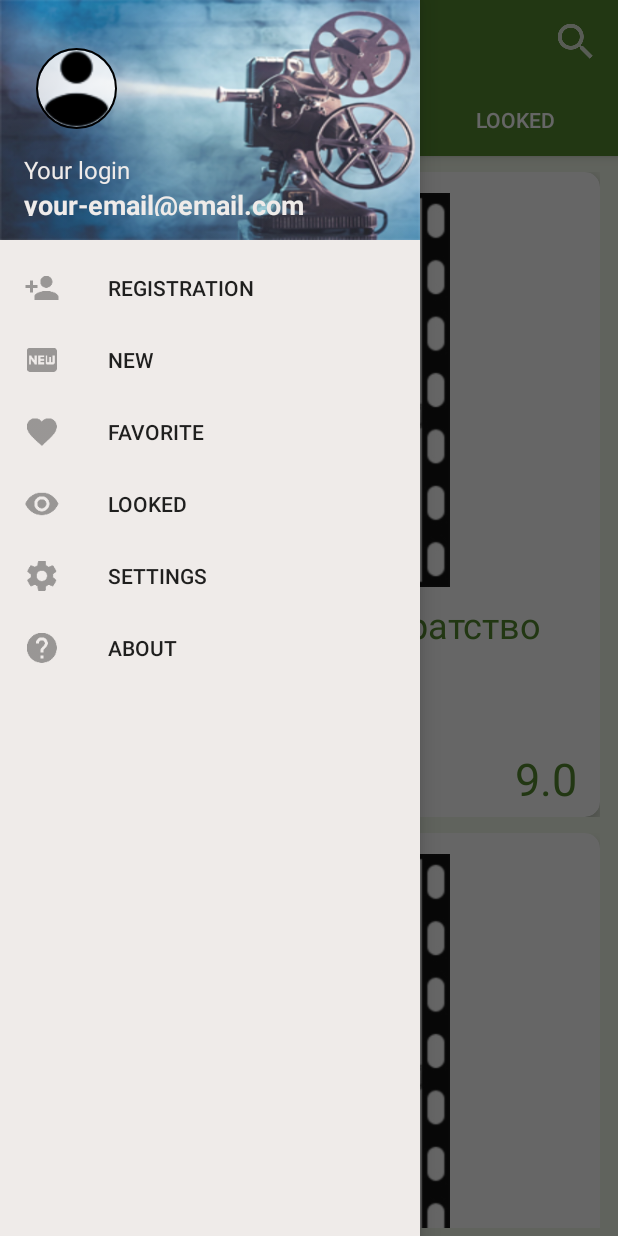
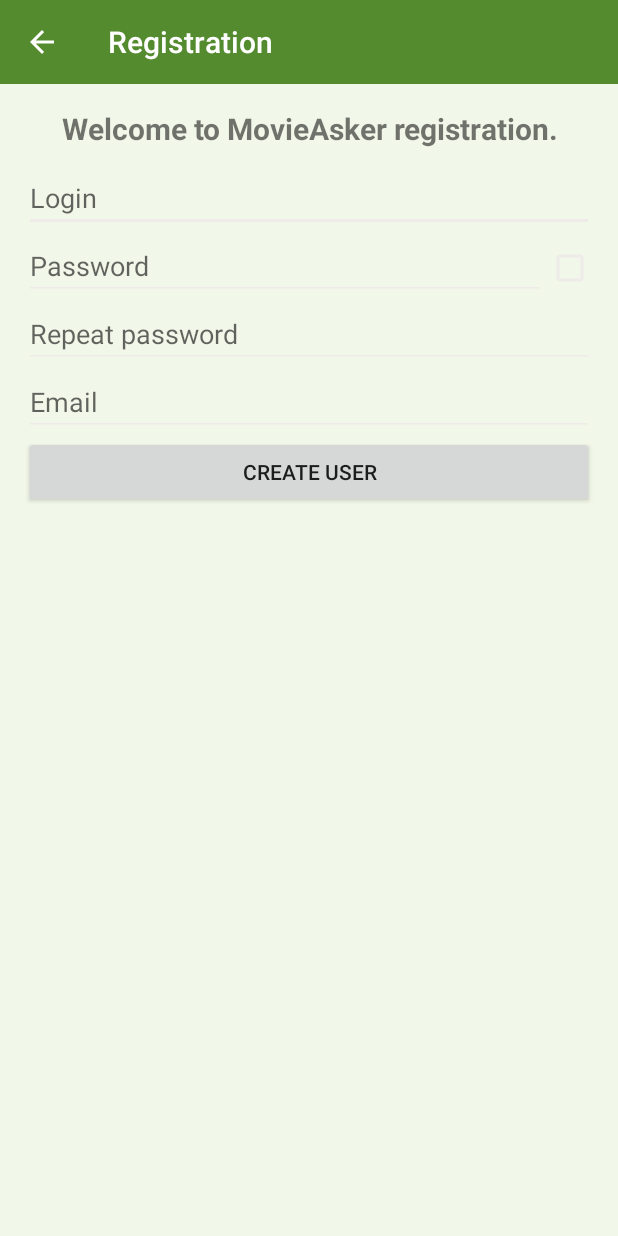
Before and after one commit to MarchenkoProjects/MovieAskerApplication, an Android app: the screen it shows after launch (MainActivity before the commit, RegistrationActivity after it), after a tap on "REGISTRATION", on a phone screen of 412 x 824 dp. Run offline under Robolectric (Android 15) with nearby library versions, the phone set to English and light mode, and no system bars; libraries missing offline, so code that uses them is left out: com.nostra13.universalimageloader, de.greenrobot.dao; 7 statements that could not run were skipped; 2 other taps on this screen came first.

Commit message:
Create Registration layout and activity.

```diff
--- a/app/src/main/AndroidManifest.xml
+++ b/app/src/main/AndroidManifest.xml
@@ -18,6 +18,12 @@
                 <category android:name="android.intent.category.LAUNCHER"/>
             </intent-filter>
         </activity>
+
+        <activity android:name=".activity.RegistrationActivity">
+            <meta-data
+                android:name="android.support.PARENT_ACTIVITY"
+                android:value=".activity.MainActivity" />
+        </activity>
     </application>
 
 </manifest>
--- a/app/src/main/java/mos/edu/client/movieasker/Constants.java
+++ b/app/src/main/java/mos/edu/client/movieasker/Constants.java
@@ -1,6 +1,10 @@
 package mos.edu.client.movieasker;
 
 public final class Constants {
+
+    public static final int NEW_TAB_POSITION = 0;
+    public static final int FAVORITE_TAB_POSITION = 1;
+    public static final int LOOKED_TAB_POSITION = 2;
 
     public static final class DATABASE {
         public static final String NAME = "movie_asker_db.db";
--- a/app/src/main/java/mos/edu/client/movieasker/ThisApplication.java
+++ b/app/src/main/java/mos/edu/client/movieasker/ThisApplication.java
@@ -53,7 +53,8 @@ public class ThisApplication extends Application {
                 .cacheOnDisk(true)
                 .build();
 
-        ImageLoaderConfiguration config = new ImageLoaderConfiguration.Builder(getApplicationContext())
+        ImageLoaderConfiguration config =
+                new ImageLoaderConfiguration.Builder(getApplicationContext())
                 .memoryCacheExtraOptions(R.dimen.poster_width, R.dimen.poster_height)
                 .threadPoolSize(3)
                 .threadPriority(Thread.MIN_PRIORITY + 2)
@@ -72,7 +73,8 @@ public class ThisApplication extends Application {
     }
 
     private void initDatabase() {
-        DaoMaster.DevOpenHelper helper = new DaoMaster.DevOpenHelper(this, Constants.DATABASE.NAME, null);
+        DaoMaster.DevOpenHelper helper =
+                new DaoMaster.DevOpenHelper(this, Constants.DATABASE.NAME, null);
         SQLiteDatabase db = helper.getWritableDatabase();
         DaoMaster master = new DaoMaster(db);
         session = master.newSession();
--- a/app/src/main/java/mos/edu/client/movieasker/activity/MainActivity.java
+++ b/app/src/main/java/mos/edu/client/movieasker/activity/MainActivity.java
@@ -1,6 +1,8 @@
 package mos.edu.client.movieasker.activity;
 
+import android.content.Intent;
 import android.os.Bundle;
+import android.support.design.widget.NavigationView;
 import android.support.design.widget.TabLayout;
 import android.support.v4.view.GravityCompat;
 import android.support.v4.view.ViewPager;
@@ -8,7 +10,9 @@ import android.support.v4.widget.DrawerLayout;
 import android.support.v7.app.ActionBarDrawerToggle;
 import android.support.v7.app.AppCompatActivity;
 import android.support.v7.widget.Toolbar;
+import android.view.MenuItem;
 
+import mos.edu.client.movieasker.Constants;
 import mos.edu.client.movieasker.R;
 import mos.edu.client.movieasker.adapter.TabsFragmentPagerAdapter;
 import mos.edu.client.movieasker.fragment.FavoriteFragment;
@@ -19,9 +23,9 @@ public class MainActivity extends AppCompatActivity {
     private static final int LAYOUT = R.layout.activity_main;
     private static final int MENU = R.menu.menu_main;
 
-    private Toolbar mainToolbar;
-    private DrawerLayout mainDrawerLayout;
-    private ViewPager mainViewPager;
+    private Toolbar toolbar;
+    private DrawerLayout drawerLayout;
+    private ViewPager viewPager;
 
     @Override
     protected void onCreate(Bundle savedInstanceState) {
@@ -32,24 +36,9 @@ public class MainActivity extends AppCompatActivity {
     }
 
     @Override
-    protected void onResume() {
-        super.onResume();
-    }
-
-    @Override
-    protected void onPause() {
-        super.onPause();
-    }
-
-    @Override
-    protected void onDestroy() {
-        super.onDestroy();
-    }
-
-    @Override
     public void onBackPressed() {
-        if (mainDrawerLayout.isDrawerOpen(GravityCompat.START))
-            mainDrawerLayout.closeDrawer(GravityCompat.START);
+        if (drawerLayout.isDrawerOpen(GravityCompat.START))
+            drawerLayout.closeDrawer(GravityCompat.START);
         else
             super.onBackPressed();
     }
@@ -61,30 +50,88 @@ public class MainActivity extends AppCompatActivity {
     }
 
     private void initToolbar() {
-        mainToolbar = (Toolbar) findViewById(R.id.main_toolbar);
-        mainToolbar.setTitle(R.string.app_name);
-        mainToolbar.inflateMenu(MENU);
+        toolbar = (Toolbar) findViewById(R.id.main_toolbar);
+        toolbar.setTitle(R.string.app_name);
+        toolbar.inflateMenu(MENU);
     }
 
     private void initNavigationDrawer() {
-        mainDrawerLayout = (DrawerLayout) findViewById(R.id.main_drawer_layout);
+        drawerLayout = (DrawerLayout) findViewById(R.id.main_drawer_layout);
         ActionBarDrawerToggle drawerToggle = new ActionBarDrawerToggle(
-                this, mainDrawerLayout, mainToolbar, R.string.navigation_drawer_open, R.string.navigation_drawer_close);
-        mainDrawerLayout.addDrawerListener(drawerToggle);
+            this,
+            drawerLayout,
+            toolbar,
+            R.string.navigation_drawer_open,
+            R.string.navigation_drawer_close
+        );
+        drawerLayout.addDrawerListener(drawerToggle);
         drawerToggle.syncState();
+
+        NavigationView navigationView = (NavigationView) findViewById(R.id.main_navigation_view);
+        navigationView.setNavigationItemSelectedListener(navigationItemListener);
     }
 
+    private NavigationView.OnNavigationItemSelectedListener navigationItemListener =
+            new NavigationView.OnNavigationItemSelectedListener() {
+
+                @Override
+                public boolean onNavigationItemSelected(MenuItem item) {
+                    drawerLayout.closeDrawers();
+
+                    switch (item.getItemId()) {
+                        case R.id.registration_navigation_item:
+                            showRegistrationActivity();
+                            break;
+                        case R.id.new_navigation_item:
+                            showNewTab();
+                            break;
+                        case R.id.favorite_navigation_item:
+                            showFavoriteTab();
+                            break;
+                        case R.id.looked_navigation_item:
+                            showLookedTab();
+                            break;
+                        case R.id.settings_navigation_item:
+                            break;
+                        case R.id.about_navigation_item:
+                            break;
+                    }
+
+                    return true;
+                }
+
+                private void showRegistrationActivity() {
+                    Intent registrationActivity =
+                            new Intent(MainActivity.this, RegistrationActivity.class);
+                    startActivity(registrationActivity);
+                }
+
+                private void showNewTab() {
+                    viewPager.setCurrentItem(Constants.NEW_TAB_POSITION);
+                }
+
+                private void showFavoriteTab() {
+                    viewPager.setCurrentItem(Constants.FAVORITE_TAB_POSITION);
+                }
+
+                private void showLookedTab() {
+                    viewPager.setCurrentItem(Constants.LOOKED_TAB_POSITION);
+                }
+
+            };
+
     private void initTabs() {
-        TabsFragmentPagerAdapter tabsAdapter = new TabsFragmentPagerAdapter(getSupportFragmentManager());
+        TabsFragmentPagerAdapter tabsAdapter =
+                new TabsFragmentPagerAdapter(getSupportFragmentManager());
         tabsAdapter.addFragment(NewFragment.getInstance());
         tabsAdapter.addFragment(FavoriteFragment.getInstance());
         tabsAdapter.addFragment(LookedFragment.getInstance());
 
-        mainViewPager = (ViewPager) findViewById(R.id.main_view_pager);
-        mainViewPager.setAdapter(tabsAdapter);
+        viewPager = (ViewPager) findViewById(R.id.main_view_pager);
+        viewPager.setAdapter(tabsAdapter);
 
-        TabLayout mainTabLayout = (TabLayout) findViewById(R.id.main_tabs_layout);
-        mainTabLayout.setupWithViewPager(mainViewPager);
+        TabLayout tabLayout = (TabLayout) findViewById(R.id.main_tabs_layout);
+        tabLayout.setupWithViewPager(viewPager);
     }
 
 }
--- /dev/null
+++ b/app/src/main/java/mos/edu/client/movieasker/activity/RegistrationActivity.java
@@ -0,0 +1,37 @@
+package mos.edu.client.movieasker.activity;
+
+import android.os.Bundle;
+import android.support.v7.app.ActionBar;
+import android.support.v7.app.AppCompatActivity;
+import android.support.v7.widget.Toolbar;
+
+import mos.edu.client.movieasker.R;
+
+public class RegistrationActivity extends AppCompatActivity {
+    private static final int LAYOUT = R.layout.activity_registration;
+
+    @Override
+    protected void onCreate(Bundle savedInstanceState) {
+        super.onCreate(savedInstanceState);
+        setContentView(LAYOUT);
+
+        loadViews();
+    }
+
+    private void loadViews() {
+        initToolbar();
+    }
+
+    private void initToolbar() {
+        Toolbar toolbar = (Toolbar) findViewById(R.id.registration_toolbar);
+        toolbar.setTitle(R.string.registration_title);
+        setSupportActionBar(toolbar);
+
+        ActionBar actionBar = getSupportActionBar();
+        if (actionBar != null) {
+            actionBar.setHomeAsUpIndicator(R.mipmap.ic_arrow_back);
+            actionBar.setDisplayHomeAsUpEnabled(true);
+        }
+    }
+
+}
--- a/app/src/main/java/mos/edu/client/movieasker/fragment/NewFragment.java
+++ b/app/src/main/java/mos/edu/client/movieasker/fragment/NewFragment.java
@@ -42,7 +42,8 @@ public class NewFragment extends AbstractFragment {
 
         RecyclerView recyclerView = (RecyclerView) view.findViewById(R.id.recycler_view);
 
-        LinearLayoutManager linearLayoutManager = new LinearLayoutManager(ThisApplication.getInstance());
+        LinearLayoutManager linearLayoutManager =
+                new LinearLayoutManager(ThisApplication.getInstance());
         linearLayoutManager.setOrientation(LinearLayoutManager.VERTICAL);
         recyclerView.setLayoutManager(linearLayoutManager);
 
--- /dev/null
+++ b/app/src/main/res/layout/activity_registration.xml
@@ -0,0 +1,118 @@
+<?xml version="1.0" encoding="utf-8"?>
+<LinearLayout xmlns:android="http://schemas.android.com/apk/res/android"
+    android:orientation="vertical"
+    android:layout_width="match_parent"
+    android:layout_height="match_parent"
+    android:background="@color/colorMainBackground">
+
+    <android.support.v7.widget.Toolbar
+        android:id="@+id/registration_toolbar"
+        android:layout_width="match_parent"
+        android:layout_height="?attr/actionBarSize"
+        android:title="@string/registration_title"
+        android:theme="@style/ThemeOverlay.AppCompat.Dark"
+        android:background="?attr/colorPrimary" />
+
+    <LinearLayout
+        android:orientation="vertical"
+        android:layout_width="match_parent"
+        android:layout_height="match_parent"
+        android:paddingLeft="@dimen/activity_horizontal_margin"
+        android:paddingRight="@dimen/activity_horizontal_margin"
+        android:paddingTop="@dimen/activity_vertical_margin"
+        android:paddingBottom="@dimen/activity_vertical_margin">
+
+        <LinearLayout
+            android:orientation="vertical"
+            android:layout_width="match_parent"
+            android:layout_height="wrap_content"
+            android:layout_weight="0.7">
+
+            <ScrollView
+                android:layout_width="match_parent"
+                android:layout_height="match_parent"
+                android:fillViewport="true">
+
+                <LinearLayout
+                    android:orientation="vertical"
+                    android:layout_width="match_parent"
+                    android:layout_height="wrap_content">
+
+                    <TextView
+                        android:layout_width="match_parent"
+                        android:layout_height="wrap_content"
+                        android:layout_marginBottom="10dp"
+                        android:gravity="center"
+                        android:text="@string/welcome_registration_text"
+                        android:textSize="20sp"
+                        android:textStyle="bold" />
+
+                    <EditText
+                        android:id="@+id/login_edit_text"
+                        android:layout_width="match_parent"
+                        android:layout_height="wrap_content"
+                        android:inputType="textPersonName"
+                        android:hint="@string/login_hint" />
+
+                    <LinearLayout
+                        android:orientation="horizontal"
+                        android:layout_width="match_parent"
+                        android:layout_height="wrap_content">
+
+                        <EditText
+                            android:id="@+id/password_edit_text"
+                            android:layout_width="0dp"
+                            android:layout_height="wrap_content"
+                            android:layout_weight="1"
+                            android:hint="@string/password_hint"
+                            android:inputType="textPassword" />
+
+                        <CheckBox
+                            android:id="@+id/show_password_checkbox"
+                            android:layout_width="wrap_content"
+                            android:layout_height="wrap_content"
+                            android:checked="false" />
+
+                    </LinearLayout>
+
+                    <EditText
+                        android:id="@+id/repeat_password_edit_text"
+                        android:layout_width="match_parent"
+                        android:layout_height="wrap_content"
+                        android:inputType="textPassword"
+                        android:hint="@string/repeat_password_hint" />
+
+                    <EditText
+                        android:id="@+id/email_edit_text"
+                        android:layout_width="match_parent"
+                        android:layout_height="wrap_content"
+                        android:inputType="textEmailAddress"
+                        android:hint="@string/email_hint" />
+
+                    <Button
+                        android:layout_width="match_parent"
+                        android:layout_height="wrap_content"
+                        android:text="@string/create_user_button_title" />
+
+                </LinearLayout>
+            </ScrollView>
+
+        </LinearLayout>
+
+        <FrameLayout
+            android:layout_width="match_parent"
+            android:layout_height="wrap_content"
+            android:layout_weight="0.3">
+
+            <ProgressBar
+                android:id="@+id/state_registration_progressbar"
+                android:layout_width="wrap_content"
+                android:layout_height="wrap_content"
+                android:layout_gravity = "center_vertical|center_horizontal"
+                android:visibility="gone"
+                style="?android:attr/progressBarStyleLarge" />
+
+        </FrameLayout>
+
+    </LinearLayout>
+</LinearLayout>
--- a/app/src/main/res/values/strings.xml
+++ b/app/src/main/res/values/strings.xml
@@ -14,4 +14,12 @@
     <string name="looked_item_title">LOOKED</string>
     <string name="setting_item_title">SETTINGS</string>
     <string name="about_item_title">ABOUT</string>
+
+    <string name="registration_title">Registration</string>
+    <string name="welcome_registration_text">Welcome to MovieAsker registration.</string>
+    <string name="login_hint">Login</string>
+    <string name="password_hint">Password</string>
+    <string name="repeat_password_hint">Repeat password</string>
+    <string name="email_hint">Email</string>
+    <string name="create_user_button_title">Create User</string>
 </resources>
```
Also changed, not shown: app/src/main/res/mipmap-hdpi/ic_arrow_back.png (added), app/src/main/res/mipmap-mdpi/ic_arrow_back.png (added), app/src/main/res/mipmap-xhdpi/ic_arrow_back.png (added), app/src/main/res/mipmap-xxhdpi/ic_arrow_back.png (added), app/src/main/res/mipmap-xxxhdpi/ic_arrow_back.png (added).
